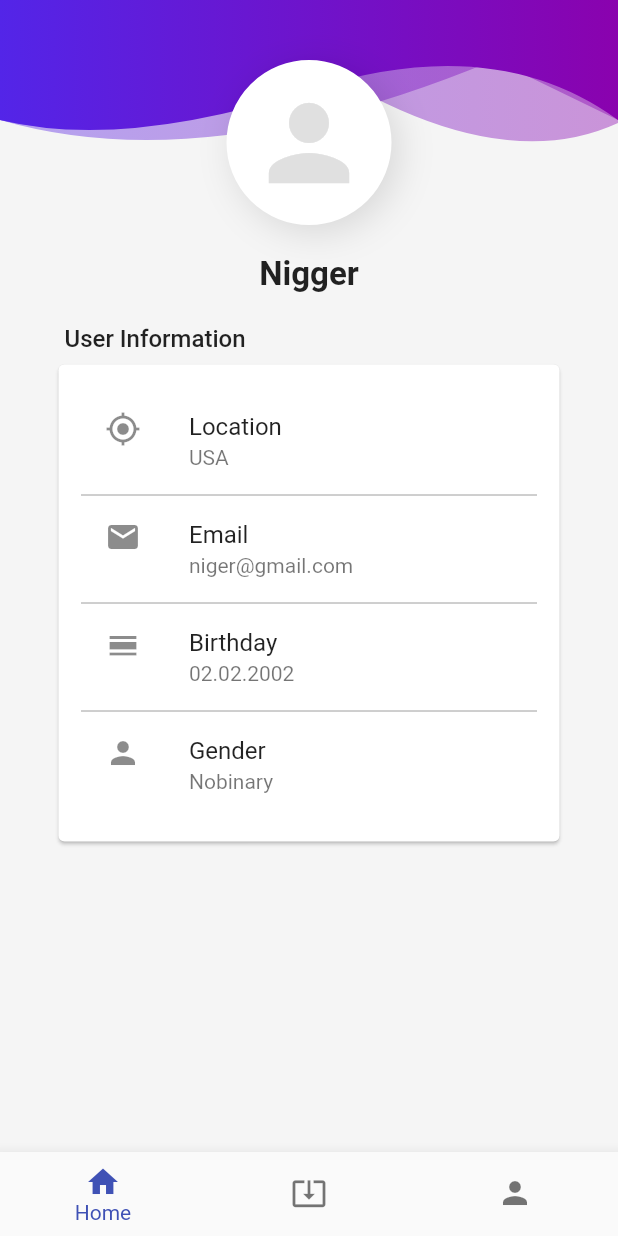
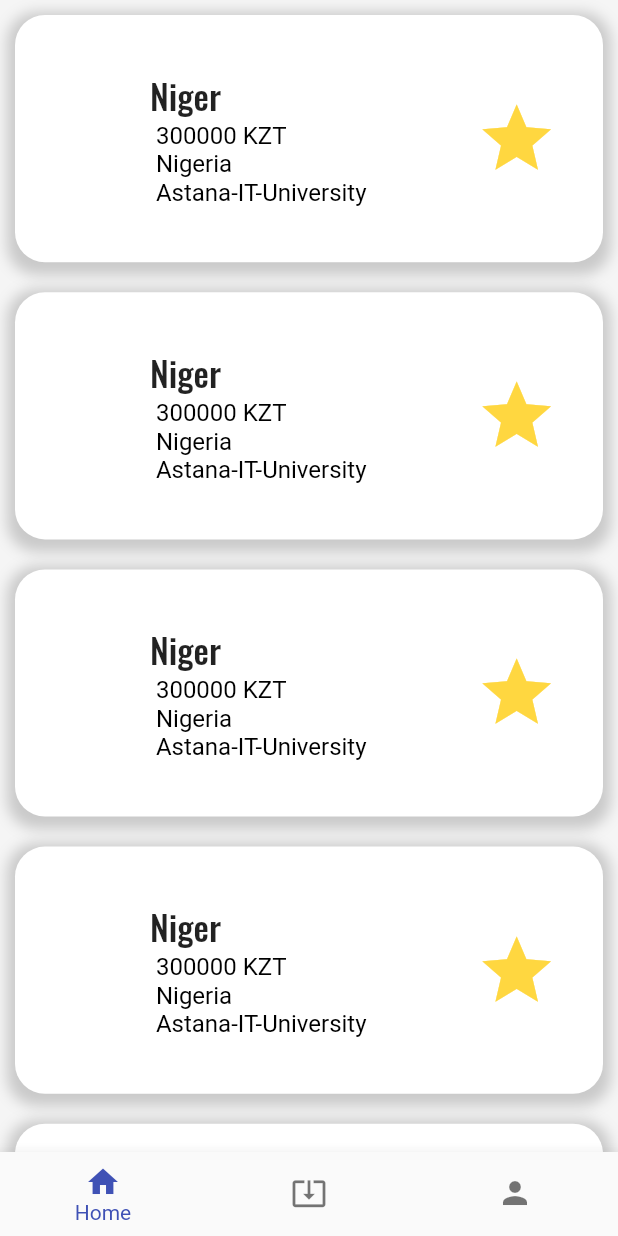
Before and after one commit to AkamazZz/FM_Flutter, a Flutter app: the screen it shows after launch, on a phone screen of 412 x 824 dp. Run offline on Flutter 3.47's test engine with Material 2 defaults, Android fonts, the phone set to English and light mode, and no system bars; our stand-ins replace bloc, equatable, flutter_bloc, font_awesome_flutter, google_fonts, hexcolor.

Commit message:
Added vacancies page (not fully yet)

```diff
--- a/lib/main.dart
+++ b/lib/main.dart
@@ -1,5 +1,6 @@
 import 'package:find_master/pages/login_page.dart';
 import 'package:find_master/pages/profile_page.dart';
+import 'package:find_master/pages/vacancies_page.dart';
 import 'package:find_master/pages/widgets/bottom_navbar/navigation_bar.dart';
 import 'package:find_master/pages/widgets/bottom_navbar/navigation_cubit.dart';
 import 'package:flutter/material.dart';
@@ -54,11 +55,11 @@ class MyApp extends StatelessWidget {
     body: BlocBuilder<NavigationCubit, NavigationState>(
       builder: (context, state){
         if (state.navbarItem == NavbarItem.home) {
-          return ProfilePage();
+          return VacanciesPage();
         } else if (state.navbarItem == NavbarItem.vacancies) {
           return LoginPage();
         } else if (state.navbarItem == NavbarItem.profile) {
-          return LoginPage();
+          return ProfilePage();
         }
         return Container();
       }
--- /dev/null
+++ b/lib/models/vacancy.dart
@@ -0,0 +1,30 @@
+import "dart:core";
+class Vacancy {
+  final int user_id;
+  final String vacancy_name;
+  final int vacancy_salary;
+  final String vacancy_employer_name;
+  final String vacancy_address;
+  final String vacancy_requirments;
+  final String vacancy_exp;
+  final String vacancy_employment_type;
+  final String vacancy_description;
+  final DateTime vacancy_date_posted;
+
+  Vacancy(this.user_id, this.vacancy_name, this.vacancy_employer_name,
+      this.vacancy_address, this.vacancy_requirments, this.vacancy_exp,
+      this.vacancy_employment_type, this.vacancy_description,
+      this.vacancy_date_posted, this.vacancy_salary);
+
+  Vacancy.fromJson(Map<String, dynamic> json)
+      : user_id = json['user_id'],
+        vacancy_name = json['vacancy_name'],
+        vacancy_salary = json['vacancy_salary'],
+        vacancy_employer_name = json['vacancy_employer_name'],
+        vacancy_address = json['vacancy_address'],
+        vacancy_requirments = json['vacancy_requirments'],
+        vacancy_exp = json["vacancy_experience"],
+        vacancy_employment_type = json['vacancy_employment_type'],
+        vacancy_description = json['vacancy_description'],
+        vacancy_date_posted = json['vacancy_date_posted'];
+}
--- /dev/null
+++ b/lib/pages/vacancies_page.dart
@@ -0,0 +1,18 @@
+
+import 'package:find_master/pages/widgets/vacancy/vacancy.dart';
+import 'package:flutter/material.dart';
+
+class VacanciesPage extends StatelessWidget {
+  const VacanciesPage({Key? key}) : super(key: key);
+
+  @override
+  Widget build(BuildContext context) {
+    return ListView.builder(
+      scrollDirection: Axis.vertical,
+      itemBuilder: (context, index) {
+        return VacancyWidget('Niger', 300000,'Nigeria','Astana-IT-University', true);
+      },
+      itemCount: 10,
+    );
+  }
+}
--- /dev/null
+++ b/lib/pages/widgets/vacancy/vacancy.dart
@@ -0,0 +1,107 @@
+
+
+import 'package:find_master/models/vacancy.dart';
+import 'package:flutter/cupertino.dart';
+import 'package:flutter/material.dart';
+import 'package:google_fonts/google_fonts.dart';
+
+import '../../../common/theme_helper.dart';
+
+
+class VacancyWidget extends StatelessWidget{
+   final String _vacancy_name;
+   final int _salary;
+   final String _where_from;
+   final String _employment_type;
+   final bool _is_favourite;
+
+   const VacancyWidget( this._vacancy_name, this._salary, this._where_from, this._employment_type, this._is_favourite,
+   {Key? key}
+   ) : super(key: key);
+  @override
+  Widget build(BuildContext context) {
+    return  Padding(
+      padding: const EdgeInsets.all(10),
+      child: Container(
+        padding: EdgeInsets.only(left:10 ),
+          height: MediaQuery.of(context).orientation == Orientation.portrait
+          ? MediaQuery.of(context).size.height /5
+          : MediaQuery.of(context).size.height /2.5,
+          decoration: BoxDecoration(
+            color: Colors.white,
+            borderRadius: BorderRadius.circular(20),
+            boxShadow: [
+              BoxShadow(
+                color: Colors.grey.withOpacity(0.5),
+                spreadRadius: 5,
+                blurRadius: 7,
+                offset: Offset(0, 3),
+              )
+            ]
+          ),
+
+
+          child: Row(
+            children: [
+               Padding(
+                padding: EdgeInsets.symmetric(horizontal: 40),
+
+              ),
+              Column(
+                mainAxisAlignment: MainAxisAlignment.center,
+                crossAxisAlignment: CrossAxisAlignment.start,
+                children: [
+                  Text(_vacancy_name,
+                      style: GoogleFonts.oswald(fontSize: 23, textStyle: Theme.of(context).textTheme.headline6)),
+                  Text(' ' + _salary.toString() + " KZT",
+                      style: TextStyle(
+                        color: Colors.black,
+                        fontSize: 16,
+                      )),
+                  Text(' ' + _where_from.toString(),
+                      style: TextStyle(
+                        color: Colors.black,
+                        fontSize: 16,
+                      )),
+                  Text(' ' + _employment_type.toString(),
+                      style: TextStyle(
+                        color: Colors.black,
+                        fontSize: 16,
+                      )),
+
+                ],
+
+              ),
+
+              Expanded(
+                  child: Container(
+                      padding: const EdgeInsets.all(30),
+                      child: Column(
+                        mainAxisAlignment: MainAxisAlignment.center,
+                        crossAxisAlignment: CrossAxisAlignment.end,
+                        children: [
+                          Icon(
+                            Icons.star,
+                            size: MediaQuery.of(context).orientation == Orientation.portrait
+                                ? MediaQuery.of(context).size.height /15
+                                : MediaQuery.of(context).size.height /7,
+                            color:
+                              _is_favourite == true
+                              ? Colors.amberAccent
+                                  : Colors.grey,
+                          )
+
+
+                        ]
+                      ))),
+
+            ],
+          ),
+      ),
+
+    );
+
+  }
+
+
+}
--- a/pubspec.yaml
+++ b/pubspec.yaml
@@ -37,6 +37,7 @@ dependencies:
   otp_text_field: ^1.1.1
   flutter_bloc: ^8.0.1
   equatable: ^2.0.3
+  google_fonts: ^2.3.1
 
 
 dev_dependencies:
```
Also changed, not shown: pubspec.lock.
